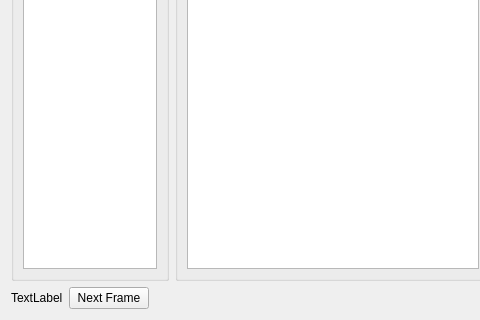
The window that yabause/src/port/qt/ui/UIDebugVDP1.ui (BenjaminSiskoo/Kronos_test) describes before a commit, drawn with Qt 5; both pictures show x 0 to 480 and y 200 to 520 of the 1500 by 520 pixel window.
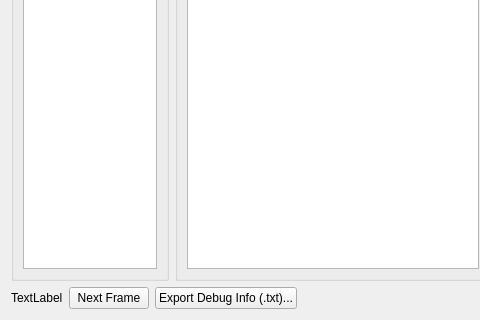
The same window after the commit.

Commit message:
add "Export Debug Info (.txt)" button
Adds pbExportDebugInfo next to pbNextButton in the bottom button
row, wired to on_pbExportDebugInfo_clicked().

Patch:
```diff
--- a/yabause/src/port/qt/ui/UIDebugVDP1.ui
+++ b/yabause/src/port/qt/ui/UIDebugVDP1.ui
@@ -212,6 +212,16 @@
         </property>
       </widget>
      </item>
+     <item>
+      <widget class="QPushButton" name="pbExportDebugInfo">
+       <property name="toolTip">
+        <string>Save the VDP1 registers, command list and selected command info to a text file</string>
+       </property>
+       <property name="text">
+        <string>Export Debug Info (.txt)...</string>
+       </property>
+      </widget>
+     </item>
      <item>
       <widget class="QDialogButtonBox" name="dbbButtons">
        <property name="standardButtons">
```
